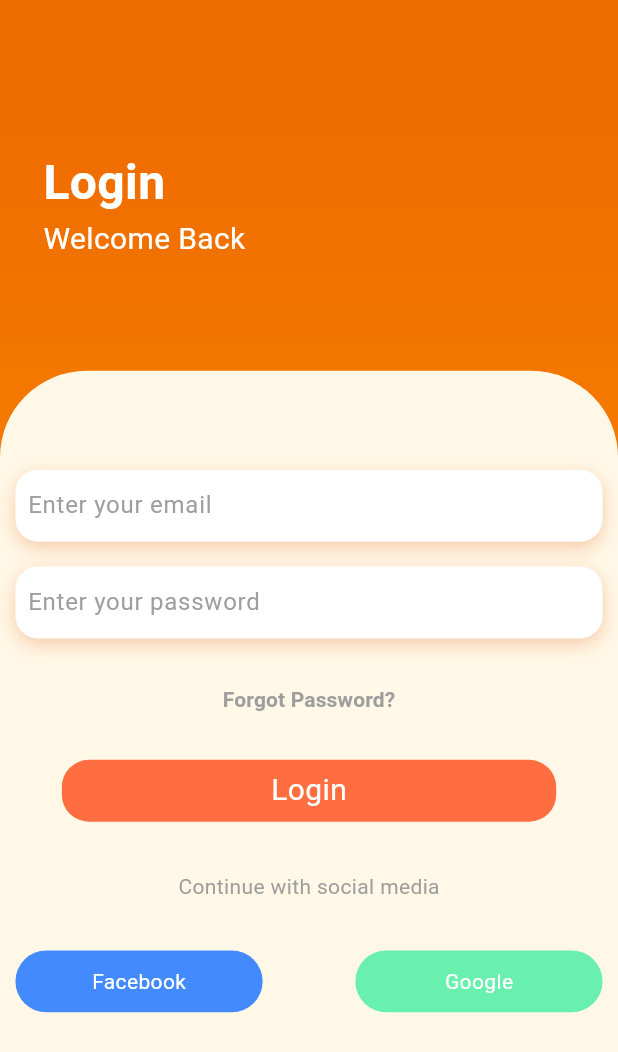
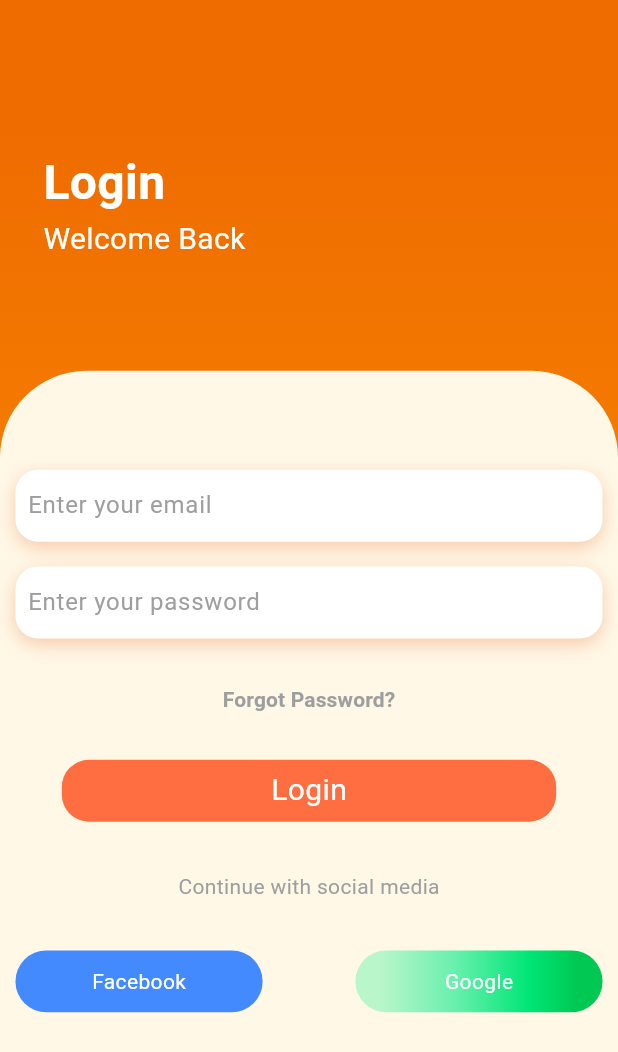
Before and after one commit to Ater-tech/LOGINUI, a Flutter app: the CurvedDownUi screen opened directly, on a phone screen of 412 x 824 dp. Shown: the top 1052 px of the screen. Run offline on Flutter 3.47's test engine with Material 3 defaults, Android fonts, the phone set to English and light mode, and no system bars; Roboto replaces fonts that are missing (Momo).

Commit message:
upgraded second ui

```diff
--- a/ui_templates/lib/log_in_pages/curved_ui/curved_down_ui.dart
+++ b/ui_templates/lib/log_in_pages/curved_ui/curved_down_ui.dart
@@ -31,9 +31,15 @@ class _MyUIState extends State<CurvedDownUi> {
             end: Alignment.bottomCenter,
           ),
         ),
-        child: Column(
-          crossAxisAlignment: CrossAxisAlignment.start,
-          children: [up(height, width), down(height, width)],
+        child: SingleChildScrollView(
+          child: SizedBox(
+            height: height,
+            width: width,
+            child: Column(
+              crossAxisAlignment: CrossAxisAlignment.start,
+              children: [up(height, width), down(height, width)],
+            ),
+          ),
         ),
       ),
     );
--- a/ui_templates/lib/log_in_pages/curved_ui/down.dart
+++ b/ui_templates/lib/log_in_pages/curved_ui/down.dart
@@ -5,7 +5,6 @@ import 'email_field.dart';
 Flexible down(double height, double width) {
   return Flexible(
     flex: 7,
-    child: SingleChildScrollView(
     child: Container(
       padding: EdgeInsets.symmetric(horizontal: width * 0.025),
       height: height * 0.7,
@@ -27,10 +26,7 @@ Flexible down(double height, double width) {
             onPressed: () {},
             child: Text(
               "Forgot Password?",
-                style: TextStyle(
-                  color: Colors.grey,
-                  fontWeight: FontWeight.bold,
-                ),
+              style: TextStyle(color: Colors.grey, fontWeight: FontWeight.bold),
             ),
           ),
           SizedBox(height: height * 0.02),
@@ -70,9 +66,19 @@ Flexible down(double height, double width) {
                 child: Container(
                   height: height * 0.05,
                   decoration: BoxDecoration(
-                      color: Colors.greenAccent,
+                    gradient: LinearGradient(
+                      colors: [
+                        Colors.greenAccent.shade100,
+                        Colors.greenAccent.shade200,
+                        Colors.greenAccent.shade400,
+                        Colors.greenAccent.shade700,
+                      ],
+                      stops: [0.1, 0.4, 0.7, 0.9],
+                    ),
                     borderRadius: BorderRadius.circular(50),
                   ),
+                  child: InkWell(
+                    onTap: () {},
                     child: Center(
                       child: Text(
                         "Google",
@@ -84,11 +90,11 @@ Flexible down(double height, double width) {
                     ),
                   ),
                 ),
+              ),
             ],
           ),
         ],
       ), // Cream,
-      ),
     ),
   );
 }
```
Lines whose indentation alone changed are shown as unchanged.
